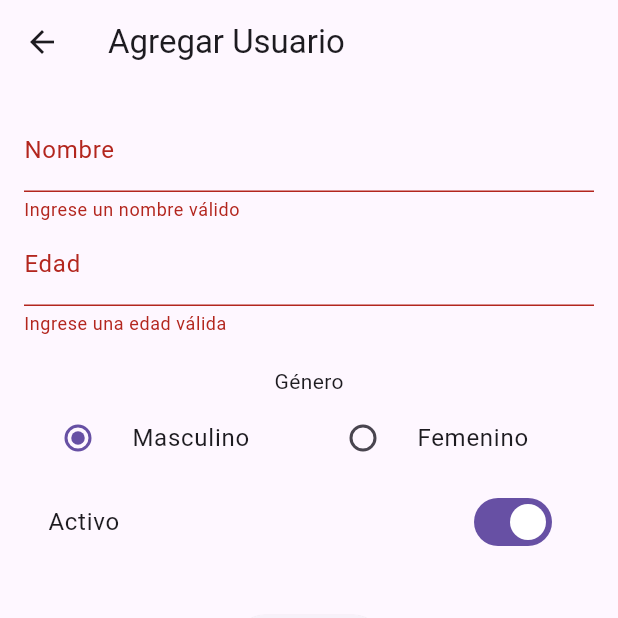
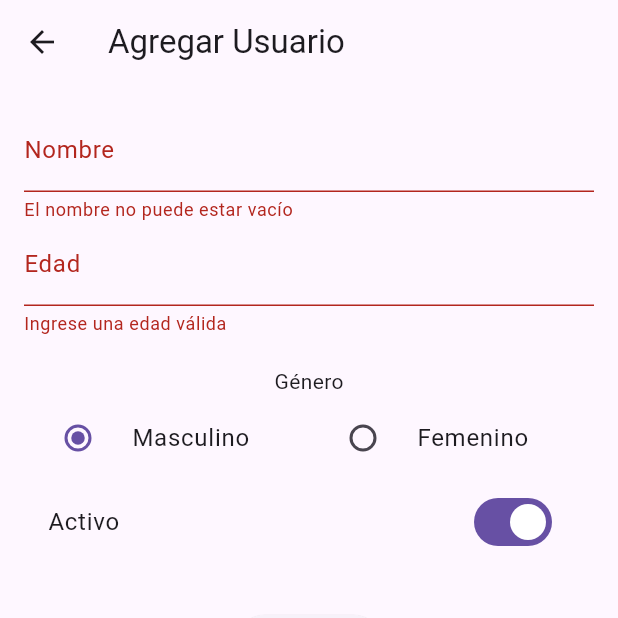
Before and after one commit to JuanHuamaniVasquez/Programacion-para-Dispositivos-Moviles---Juan-Huamani, a Flutter app: the UserFormScreen screen opened directly, after a tap on "Guardar", on a phone screen of 412 x 824 dp, the top half of it. Run offline on Flutter 3.47's test engine with Material 3 defaults, Android fonts, the phone set to English and light mode, and no system bars.

Commit message:
Validar nombre no vacío y edad mayor a 0
- Se reemplazo el validator del textfield de Nombre en user_from_screen

```diff
--- a/Actividad en Clase - Flutter CRUD/lib/views/user_form_screen.dart
+++ b/Actividad en Clase - Flutter CRUD/lib/views/user_form_screen.dart
@@ -47,9 +47,14 @@ class _UserFormScreenState extends State<UserFormScreen> {
               TextFormField(
                 initialValue: _nombre,
                 decoration: const InputDecoration(labelText: 'Nombre'),
-                validator: (value) =>
-                value == null || value.isEmpty ? 'Ingrese un nombre válido' : null,
-                onSaved: (value) => _nombre = value!,
+                validator: (value) {
+                  if (value == null || value.trim().isEmpty) {
+                    return 'El nombre no puede estar vacío';
+                  }
+                    return null;
+                },
+
+          onSaved: (value) => _nombre = value!,
               ),
               TextFormField(
                 initialValue: _edad == 0 ? '' : _edad.toString(),
```
